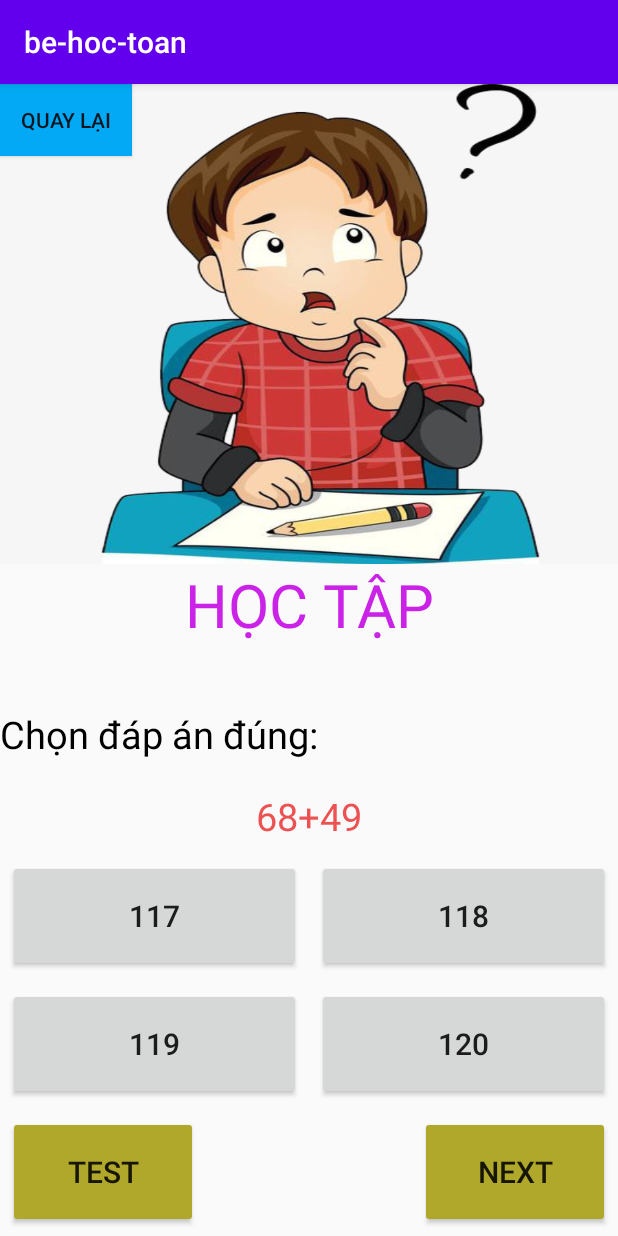
After one commit to ngockhue1620/behoctoan, an Android app: the HocTap screen opened directly, with no data from a screen before it, on a phone screen of 412 x 824 dp. The commit adds this screen. Run offline under Robolectric (Android 15) with nearby library versions, the phone set to English and light mode, and no system bars.

Commit message:
tao phep tinh va check dap an

```diff
--- a/app/build.gradle
+++ b/app/build.gradle
@@ -38,6 +38,7 @@ dependencies {
     implementation 'com.android.support:appcompat-v7:28.0.0'
     implementation 'com.android.support.constraint:constraint-layout:1.1.3'
     testImplementation 'junit:junit:4.+'
+    implementation 'net.objecthunter:exp4j:0.4.8'
     androidTestImplementation 'com.android.support.test:runner:1.0.2'
     androidTestImplementation 'com.android.support.test.espresso:espresso-core:3.0.2'
 }
--- /dev/null
+++ b/app/src/main/java/com/example/be_hoc_toan/HocTap.kt
@@ -0,0 +1,162 @@
+package com.example.be_hoc_toan
+
+
+import android.content.Intent
+import android.support.v7.app.AppCompatActivity
+import android.os.Bundle
+import android.widget.Button
+import android.widget.TextView
+import java.util.*
+import kotlin.math.sin
+import kotlin.random.Random
+import net.objecthunter.exp4j.ExpressionBuilder
+
+
+class HocTap : AppCompatActivity() {
+
+    override fun onCreate(savedInstanceState: Bundle?) {
+        super.onCreate(savedInstanceState)
+        setContentView(R.layout.hoctap)
+
+        val back_to_home = findViewById<Button>(R.id.back_to_home)
+
+        back_to_home.setOnClickListener{
+            val i: Intent = Intent(this, MainActivity::class.java)
+            startActivity(i)
+        }
+
+        val a = findViewById<Button>(R.id.A)
+        val b = findViewById<Button>(R.id.B)
+        val c = findViewById<Button>(R.id.C)
+        val d = findViewById<Button>(R.id.D)
+        val next = findViewById<Button>(R.id.next)
+        val thong_bao = findViewById<TextView>(R.id.thong_bao_kq)
+        val pheptinh = findViewById<TextView>(R.id.pheptinh)
+
+
+
+        fun bai_toan_khac(){
+            // random ra 2 số có giới hạn từ 0 -> 100
+            // [4,5]
+
+            val randomValues = List(2) { Random.nextInt(0, 100) }
+            // + - * /
+            val toan_tu = arrayOf("+","-","*","/")
+
+            val random_toan_tu = Random.nextInt(0,3)
+            println(toan_tu[2])
+
+            var pt = randomValues[0].toString()+toan_tu[random_toan_tu]+randomValues[1].toString()
+
+            pheptinh.setText(pt)
+
+            // a b c d
+            // random ngẫu nhiên ra 1 vị trí đúng trong 4 đáp án đó
+            // tao ra 1 mãng kết quả [0,0,0,0]
+            // 2
+            // [0,0,64,0]
+            // [62,63,64,65]
+            // cho 1 vòng for chạy qua cái mãng rồi mình sẽ set value cho từng casai button
+
+            val dap_an: IntArray = intArrayOf(0, 0, 0, 0)
+            val vi_tri_dap_an_dung = Random.nextInt(0,3)
+
+            // tính toán kết quả dựa vào phép tính được random ra
+            val input = ExpressionBuilder(pheptinh.text.toString()).build()
+            val output = input.evaluate()
+            val longOutput = output.toLong() // kq kiểu int
+            // 62 ,63, 64, 65
+            dap_an[vi_tri_dap_an_dung] = longOutput.toInt()
+
+            // tạo ra vị trí random các đáp án
+            for (i in 0..3) {
+                if(i!=vi_tri_dap_an_dung){
+                    dap_an[i] = longOutput.toInt()-vi_tri_dap_an_dung+i
+                }
+            }
+
+            // gán giá trị cho các button
+            a.setText(dap_an[0].toString())
+            b.setText(dap_an[1].toString())
+            c.setText(dap_an[2].toString())
+            d.setText(dap_an[3].toString())
+
+            // bắt sự kiện click để check đáp án
+            val thong_bao_dung = arrayOf("Giỏi quá bé ơi","Xuất xắc","Đúng rồi")
+            val thong_bao_sai = arrayOf("Sai rồi","Thử lại nhé","Gần đúng")
+            a.setOnClickListener{
+                val kq_truyen_vao = a.text.toString()
+                if(kq_truyen_vao == longOutput.toString() ){
+                    val vi_tri_thong_bao_dung = Random.nextInt(0,2)
+                    thong_bao.setText(thong_bao_dung[vi_tri_dap_an_dung])
+
+                }
+                else{
+                    val vi_tri_thong_bao_sai = Random.nextInt(0,2)
+                    thong_bao.setText(thong_bao_sai[vi_tri_thong_bao_sai])
+
+                }
+            }
+            b.setOnClickListener{
+                val kq_truyen_vao = b.text.toString()
+                if(kq_truyen_vao == longOutput.toString() ){
+                    val vi_tri_thong_bao_dung = Random.nextInt(0,2)
+                    thong_bao.setText(thong_bao_dung[vi_tri_dap_an_dung])
+
+                }
+                else{
+                    val vi_tri_thong_bao_sai = Random.nextInt(0,2)
+                    thong_bao.setText(thong_bao_sai[vi_tri_thong_bao_sai])
+
+                }
+            }
+            c.setOnClickListener{
+                val kq_truyen_vao = c.text.toString()
+                if(kq_truyen_vao == longOutput.toString() ){
+                    val vi_tri_thong_bao_dung = Random.nextInt(0,2)
+                    thong_bao.setText(thong_bao_dung[vi_tri_dap_an_dung])
+
+                }
+                else{
+                    val vi_tri_thong_bao_sai = Random.nextInt(0,2)
+                    thong_bao.setText(thong_bao_sai[vi_tri_thong_bao_sai])
+
+                }
+
+            }
+            d.setOnClickListener{
+                val kq_truyen_vao = d.text.toString()
+                if(kq_truyen_vao == longOutput.toString() ){
+                    val vi_tri_thong_bao_dung = Random.nextInt(0,2)
+                    thong_bao.setText(thong_bao_dung[vi_tri_dap_an_dung])
+
+                }
+                else{
+                    val vi_tri_thong_bao_sai = Random.nextInt(0,2)
+                    thong_bao.setText(thong_bao_sai[vi_tri_thong_bao_sai])
+
+                }
+
+            }
+
+        }
+
+        bai_toan_khac()
+
+        next.setOnClickListener{
+           bai_toan_khac()
+
+        }
+
+
+
+
+
+
+
+
+
+
+
+    }
+}
--- a/app/src/main/res/layout/activity_main.xml
+++ b/app/src/main/res/layout/activity_main.xml
@@ -44,8 +44,8 @@
                 android:text="Học Tập"
                 android:textSize="15dp"
                 android:backgroundTint="#326C73"
-                android:id="@+id/study"
                 android:layout_weight="1"
+                android:id="@+id/learn"
                 >
 
             </Button>
@@ -58,6 +58,8 @@
                 android:textSize="15dp"
                 android:backgroundTint="#326C73"
                 android:layout_weight="1"
+                android:id="@+id/test"
+
 
                 >
 
--- a/app/src/main/res/layout/bangxephang.xml
+++ b/app/src/main/res/layout/bangxephang.xml
@@ -36,7 +36,7 @@
         <TextView
             android:layout_width="match_parent"
             android:layout_height="match_parent"
-            android:text="Thuận:"
+            android:text="Thuận: 100 Đ"
             android:layout_weight="1"
             android:textSize="20dp"
 
@@ -45,7 +45,7 @@
         <TextView
             android:layout_width="match_parent"
             android:layout_height="match_parent"
-            android:text="Khuê:"
+            android:text="Khuê: 90 Đ"
             android:layout_weight="1"
             android:textSize="20dp"
 
@@ -54,7 +54,7 @@
         <TextView
             android:layout_width="match_parent"
             android:layout_height="match_parent"
-            android:text="Sang:"
+            android:text="Sang: 80 Đ"
             android:layout_weight="1"
             android:textSize="20dp"
 
--- a/app/src/main/res/layout/giaodien.xml
+++ b/app/src/main/res/layout/hoctap.xml
@@ -11,6 +11,14 @@
         android:layout_height="0dp"
         android:layout_weight="5"
         android:background="@drawable/anh1">
+        <Button
+            android:layout_width="wrap_content"
+            android:text="Quay Lại"
+            android:id="@+id/back_to_home"
+            android:background="#03A9F4"
+            android:layout_height="wrap_content">
+
+        </Button>
     </LinearLayout>
     <LinearLayout
         android:layout_width="match_parent"
@@ -50,6 +58,7 @@
                 android:layout_height="0dp"
                 android:text="18*14"
                 android:textSize="25dp"
+                android:id="@+id/pheptinh"
                 android:textColor="#ED5252"
                 android:gravity="center"
                 android:layout_weight="1">
@@ -147,8 +156,9 @@
                 <TextView
                     android:layout_width="match_parent"
                     android:layout_height="match_parent"
-                    android:text="Đúng Rồi"
+                    android:text=""
                     android:textSize="25dp"
+                    android:id="@+id/thong_bao_kq"
                     android:layout_weight="1"
                     android:textColor="#E6409C"
                     android:gravity="center_horizontal"
```
Also changed, not shown: app/src/main/AndroidManifest.xml (+14 -0 lines), app/src/main/java/com/example/be_hoc_toan/BaiTest.kt (added, +11 -0 lines), app/src/main/java/com/example/be_hoc_toan/MainActivity.kt (+16 -0 lines), gradle/wrapper/gradle-wrapper.properties.
